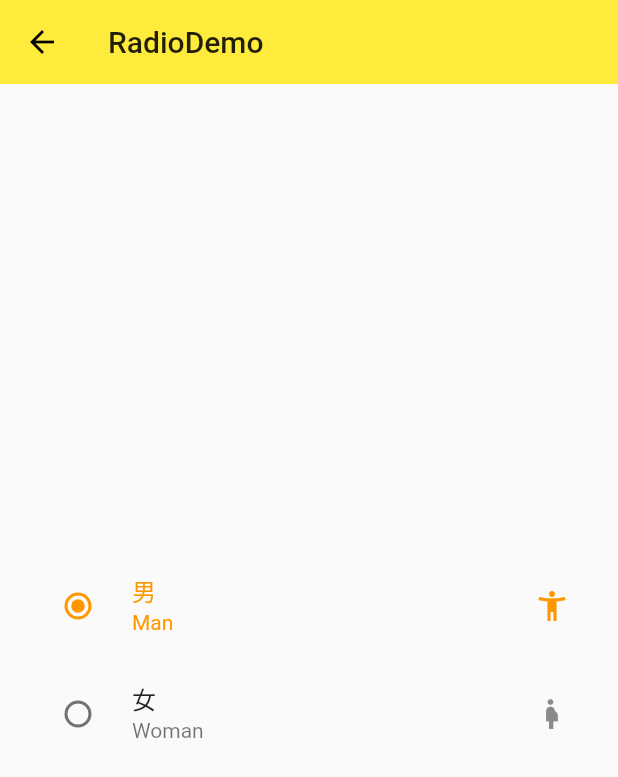
After one commit to tomato0228/scfs, a Flutter app: the screen it shows after launch, after a tap on "Radio", on a phone screen of 412 x 824 dp. The commit adds this screen. Shown: the top 777 px of the screen. Run offline on Flutter 3.47's test engine with Material 2 defaults, Android fonts, the phone set to English and light mode, and no system bars.

Commit message:
选择器

```diff
--- a/lib/demo/material_components.dart
+++ b/lib/demo/material_components.dart
@@ -3,6 +3,11 @@ import 'package:flutter_sfcs/demo/button_demo.dart';
 import 'package:flutter_sfcs/demo/floating_action_button_demo.dart';
 import 'package:flutter_sfcs/demo/popup_menu_button_demo.dart';
 import 'package:flutter_sfcs/demo/form_demo.dart';
+import 'package:flutter_sfcs/demo/checkbox_demo.dart';
+import 'package:flutter_sfcs/demo/radio_demo.dart';
+import 'package:flutter_sfcs/demo/switch_demo.dart';
+import 'package:flutter_sfcs/demo/slider_demo.dart';
+import 'package:flutter_sfcs/demo/datetime_demo.dart';
 
 class MaterialComponents extends StatelessWidget {
   @override
@@ -14,6 +19,26 @@ class MaterialComponents extends StatelessWidget {
       ),
       body: ListView(
         children: <Widget>[
+          ListItem(
+            title: 'Datetime',
+            page: DateTimeDemo(),
+          ),
+          ListItem(
+            title: 'Slider',
+            page: SliderDemo(),
+          ),
+          ListItem(
+            title: 'Switch',
+            page: SwitchDemo(),
+          ),
+          ListItem(
+            title: 'Radio',
+            page: RadioDemo(),
+          ),
+          ListItem(
+            title: 'CheckBox',
+            page: CheckboxDemo(),
+          ),
           ListItem(
             title: 'Form',
             page: FormDemo(),
--- /dev/null
+++ b/lib/demo/radio_demo.dart
@@ -0,0 +1,93 @@
+import 'package:flutter/material.dart';
+
+class RadioDemo extends StatefulWidget {
+  @override
+  RadioDemoState createState() => new RadioDemoState();
+}
+
+class RadioDemoState extends State<RadioDemo> {
+  int _radioGroupA = 0;
+
+  void _handleRadioValueChanged(int value) {
+    setState(() {
+      _radioGroupA = value;
+    });
+  }
+
+  @override
+  Widget build(BuildContext context) {
+    return new Scaffold(
+      appBar: new AppBar(
+        title: new Text('RadioDemo'),
+        elevation: 0.0,
+      ),
+      body: Container(
+        padding: EdgeInsets.all(16.0),
+        child: Column(
+          mainAxisAlignment: MainAxisAlignment.center,
+          children: <Widget>[
+            RadioListTile(
+              value: 0,
+              groupValue: _radioGroupA,
+              onChanged: _handleRadioValueChanged,
+              title: Text('男'),
+              subtitle: Text('Man'),
+              secondary: Icon(Icons.accessibility_new),
+              selected: _radioGroupA == 0,
+            ),
+            RadioListTile(
+              value: 1,
+              groupValue: _radioGroupA,
+              onChanged: _handleRadioValueChanged,
+              title: Text('女'),
+              subtitle: Text('Woman'),
+              secondary: Icon(Icons.pregnant_woman),
+              selected: _radioGroupA == 1,
+            ),
+            Row(
+              mainAxisAlignment: MainAxisAlignment.center,
+              children: <Widget>[
+//                Radio(
+//                  value: 0,
+//                  groupValue: _radioGroupA,
+//                  onChanged: _handleRadioValueChanged,
+//                  activeColor: Colors.black,
+//                ),
+//                Radio(
+//                  value: 1,
+//                  groupValue: _radioGroupA,
+//                  onChanged: _handleRadioValueChanged,
+//                  activeColor: Colors.black,
+//                ),
+              ],
+            ),
+          ],
+        ),
+      ),
+    );
+  }
+
+  @override
+  void initState() {
+    // TODO: implement initState
+    super.initState();
+  }
+
+  @override
+  void dispose() {
+    // TODO: implement dispose
+    super.dispose();
+  }
+
+  @override
+  void didUpdateWidget(RadioDemo oldWidget) {
+    // TODO: implement didUpdateWidget
+    super.didUpdateWidget(oldWidget);
+  }
+
+  @override
+  void didChangeDependencies() {
+    // TODO: implement didChangeDependencies
+    super.didChangeDependencies();
+  }
+}
--- a/pubspec.yaml
+++ b/pubspec.yaml
@@ -23,6 +23,7 @@ dependencies:
   # The following adds the Cupertino Icons font to your application.
   # Use with the CupertinoIcons class for iOS style icons.
   cupertino_icons: ^0.1.2
+  intl: ^0.15.8
 
 dev_dependencies:
   flutter_test:
```
Also changed, not shown: lib/demo/checkbox_demo.dart (added, +77 -0 lines), lib/demo/datetime_demo.dart (added, +102 -0 lines), lib/demo/slider_demo.dart (added, +69 -0 lines), lib/demo/switch_demo.dart (added, +81 -0 lines), pubspec.lock.
